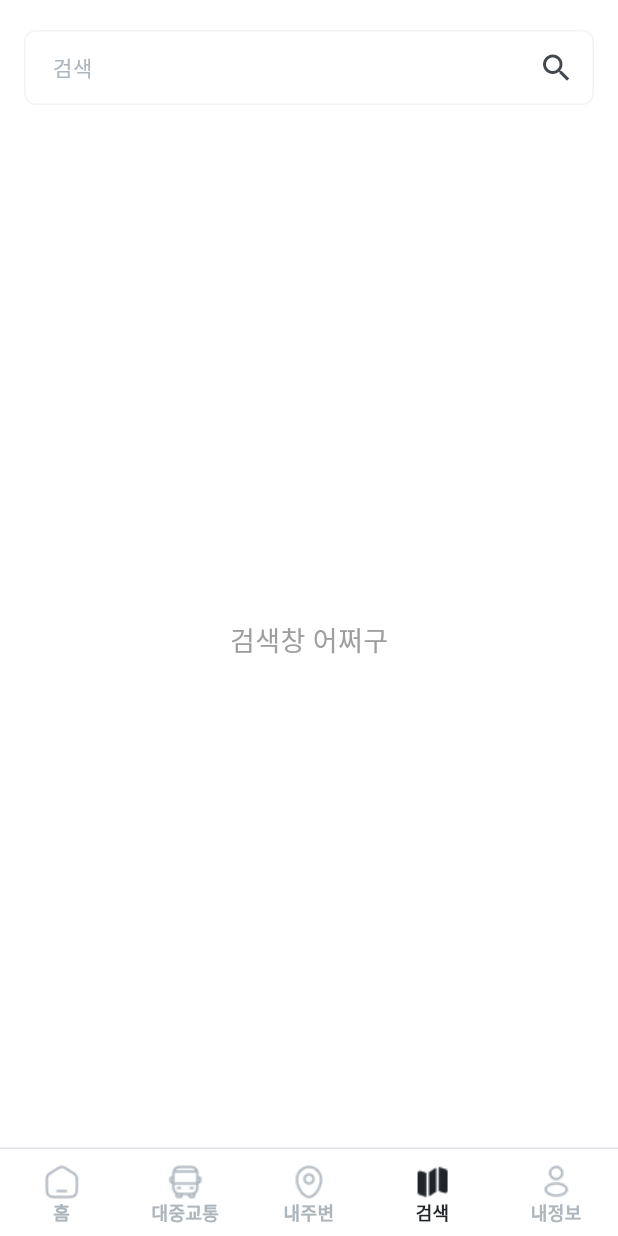
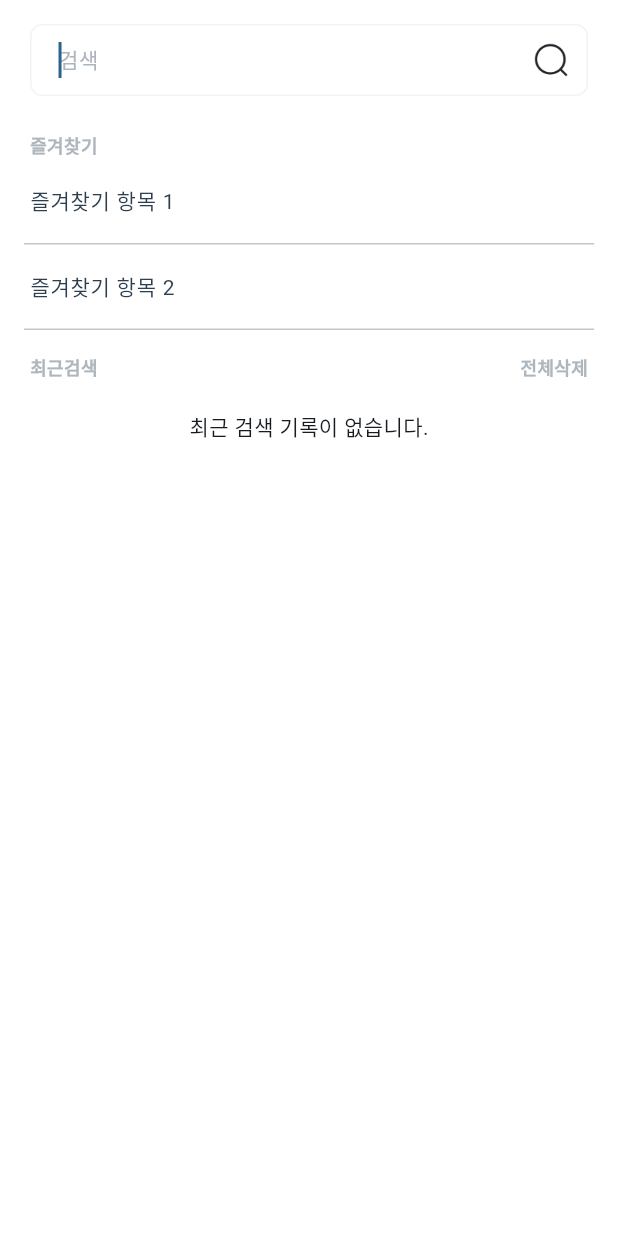
Before and after one commit to qwertyLEEJK/front, a Flutter app: the MainScaffold screen opened directly, item 2 of the bottom bar chosen, after a tap on "검색", on a phone screen of 412 x 824 dp. Run offline on Flutter 3.47's test engine with Material 3 defaults, Android fonts, the phone set to English and light mode, and no system bars; our stand-ins replace flutter_compass, get, google_fonts, sensors_plus, shared_preferences; accounts and stored records are empty; network calls fail; Roboto replaces fonts that are missing (Pretendard).

Commit message:
fit : 검색 페이지 관련 기능 추가

```diff
--- a/lib/screens/main_scaffold.dart
+++ b/lib/screens/main_scaffold.dart
@@ -17,11 +17,6 @@ class MainScaffold extends StatefulWidget {
 
 class _MainScaffoldState extends State<MainScaffold> {
   int _currentIndex = 0;
-  final TextEditingController _searchController = TextEditingController();
-
-  void _onSearch() {
-    print("검색어: ${_searchController.text}");
-  }
 
   void _onTap(int index) {
     setState(() {
@@ -29,7 +24,9 @@ class _MainScaffoldState extends State<MainScaffold> {
     });
   }
 
-  bool get _showSearchBar => _currentIndex != 4; // 내정보 탭만 검색창 제외
+  // ✨ 이 부분이 수정되었습니다.
+  // 검색 탭(인덱스 3)과 내정보 탭(인덱스 4)에서 검색창 숨기기
+  bool get _showSearchBar => _currentIndex != 3 && _currentIndex != 4;
 
   @override
   Widget build(BuildContext context) {
@@ -43,9 +40,14 @@ class _MainScaffoldState extends State<MainScaffold> {
         child: Column(
           children: [
             if (_showSearchBar)
-              CustomSearchBar(
-                controller: _searchController,
-                onSearch: _onSearch,
+              Padding(
+                padding: const EdgeInsets.only(
+                  top: 16.0,
+                  left: 20.0,
+                  right: 20.0,
+                ),
+                // CustomSearchBar를 파라미터 없이 호출합니다.
+                child: CustomSearchBar(),
               ),
             Expanded(
               child: IndexedStack(
@@ -54,7 +56,7 @@ class _MainScaffoldState extends State<MainScaffold> {
                   HomeScreen(),
                   TransportScreen(),
                   MapScreen(),
-                  SearchScreen(),
+                  SearchScreen(), // 자체 검색창을 가진 화면
                   ProfileScreen(),
                 ],
               ),
--- /dev/null
+++ b/lib/screens/search_screen.dart
@@ -0,0 +1,201 @@
+import 'package:flutter/material.dart';
+import 'package:midas_project/services/search_history_service.dart';
+import 'package:midas_project/theme/app_colors.dart';
+import 'package:midas_project/theme/app_theme.dart';
+import 'package:midas_project/widgets/custom_search_bar.dart'; // CustomSearchBar를 import 합니다.
+
+class SearchScreen extends StatefulWidget {
+  const SearchScreen({super.key});
+
+  @override
+  State<SearchScreen> createState() => _SearchScreenState();
+}
+
+class _SearchScreenState extends State<SearchScreen> {
+  final SearchHistoryService _searchHistoryService = SearchHistoryService();
+  final TextEditingController _textController = TextEditingController();
+  List<String> _searchHistory = [];
+
+  @override
+  void initState() {
+    super.initState();
+    _loadSearchHistory();
+  }
+
+  // --- 데이터 처리 로직 ---
+  Future<void> _loadSearchHistory() async {
+    final history = await _searchHistoryService.getSearchHistory();
+    if (mounted) {
+      setState(() {
+        _searchHistory = history;
+      });
+    }
+  }
+
+  Future<void> _handleSearch(String term) async {
+    if (term.trim().isEmpty) return;
+    await _searchHistoryService.addSearchTerm(term);
+    _loadSearchHistory();
+    // TODO: 실제 검색 결과 페이지로 이동하거나 검색 실행
+    print('Searching for: $term');
+  }
+
+  Future<void> _removeSearchTerm(String term) async {
+    await _searchHistoryService.removeSearchTerm(term);
+    _loadSearchHistory();
+  }
+
+  Future<void> _clearSearchHistory() async {
+    await _searchHistoryService.clearSearchHistory();
+    _loadSearchHistory();
+  }
+
+  @override
+  Widget build(BuildContext context) {
+    return Scaffold(
+      backgroundColor: Colors.white,
+      // 1. 기존 AppBar를 제거하고 body에서 UI를 구성합니다.
+      body: SafeArea(
+        child: Column(
+          children: [
+            // 2. 검색창 UI를 직접 구성합니다.
+            Padding(
+              padding: const EdgeInsets.only(top: 16.0, left: 20.0, right: 20.0, bottom: 8.0),
+              child: Container(
+                height: 48,
+                decoration: BoxDecoration(
+                  color: AppColors.grayscale.s30,
+                  border: Border.all(
+                    color: AppColors.grayscale.s100,
+                    width: 1,
+                  ),
+                  borderRadius: BorderRadius.circular(8),
+                ),
+                child: Row(
+                  children: [
+                    const SizedBox(width: 18),
+                    Expanded(
+                      child: TextField(
+                        controller: _textController,
+                        autofocus: true,
+                        decoration: InputDecoration(
+                          hintText: '검색',
+                          hintStyle: AppTextStyles.body2_1.copyWith(color: AppColors.grayscale.s500),
+                          border: InputBorder.none,
+                          isCollapsed: true,
+                        ),
+                        onSubmitted: (value) => _handleSearch(value),
+                      ),
+                    ),
+                    IconButton(
+                      icon: Image.asset(
+                        'lib/assets/images/magnifer.png',
+                        width: 24,
+                        height: 24,
+                      ),
+                      onPressed: () => _handleSearch(_textController.text),
+                    ),
+                  ],
+                ),
+              ),
+            ),
+            // 3. 스크롤 가능한 영역을 Expanded로 감싸 남은 공간을 모두 차지하게 합니다.
+            Expanded(
+              child: ListView(
+                children: [
+                  _buildSectionHeader('즐겨찾기'),
+                  // TODO: 실제 즐겨찾기 목록 데이터로 교체
+                  _buildListItem('즐겨찾기 항목 1'),
+                  _buildListItem('즐겨찾기 항목 2'),
+
+                  // 4. 최근 검색 섹션 헤더 (전체삭제 버튼 포함)
+                  _buildSectionHeader('최근검색', onClearAll: _clearSearchHistory),
+                  // 5. 검색 기록이 없을 때와 있을 때를 구분하여 표시
+                  _searchHistory.isEmpty
+                      ? const Padding(
+                    padding: EdgeInsets.symmetric(vertical: 20.0),
+                    child: Center(child: Text('최근 검색 기록이 없습니다.')),
+                  )
+                      : ListView.separated(
+                    physics: const NeverScrollableScrollPhysics(), // 중첩 스크롤 방지
+                    shrinkWrap: true, // 컨텐츠 높이만큼만 차지
+                    itemCount: _searchHistory.length,
+                    itemBuilder: (context, index) {
+                      final term = _searchHistory[index];
+                      return _buildHistoryItem(term);
+                    },
+                    separatorBuilder: (context, index) => const Divider(
+                      height: 1,
+                      indent: 16,
+                      endIndent: 16,
+                    ),
+                  ),
+                ],
+              ),
+            ),
+          ],
+        ),
+      ),
+    );
+  }
+
+  // --- UI 빌드 헬퍼 위젯 ---
+
+  // 섹션 헤더 (ex: 즐겨찾기, 최근검색)
+  Widget _buildSectionHeader(String title, {VoidCallback? onClearAll}) {
+    return Padding(
+      padding: const EdgeInsets.fromLTRB(20, 24, 20, 8),
+      child: Row(
+        mainAxisAlignment: MainAxisAlignment.spaceBetween,
+        children: [
+          Text(
+            title,
+            style: AppTextStyles.caption1_2.copyWith(color: AppColors.grayscale.s500),
+          ),
+          if (onClearAll != null)
+            GestureDetector(
+              onTap: onClearAll,
+              child: Text(
+                '전체삭제',
+                style: AppTextStyles.caption1_2.copyWith(color: AppColors.grayscale.s500),
+              ),
+            ),
+        ],
+      ),
+    );
+  }
+
+  // 최근 검색 기록 아이템
+  Widget _buildHistoryItem(String term) {
+    return ListTile(
+      contentPadding: const EdgeInsets.symmetric(horizontal: 20),
+      title: Text(term, style: AppTextStyles.body2_1),
+      onTap: () {
+        _textController.text = term;
+        // 커서를 텍스트 뒤로 이동
+        _textController.selection = TextSelection.fromPosition(TextPosition(offset: _textController.text.length));
+        _handleSearch(term);
+      },
+      trailing: IconButton(
+        icon: Icon(Icons.close, color: AppColors.grayscale.s300, size: 20),
+        onPressed: () => _removeSearchTerm(term),
+      ),
+    );
+  }
+
+  // 즐겨찾기 등 일반 리스트 아이템 (삭제 버튼 없음)
+  Widget _buildListItem(String title) {
+    return Column(
+      children: [
+        ListTile(
+          contentPadding: const EdgeInsets.symmetric(horizontal: 20),
+          title: Text(title, style: AppTextStyles.body2_1),
+          onTap: () {
+            // TODO: 즐겨찾기 항목 클릭 시 동작
+          },
+        ),
+        const Divider(height: 1, indent: 16, endIndent: 16),
+      ],
+    );
+  }
+}
--- /dev/null
+++ b/lib/services/search_history_service.dart
@@ -0,0 +1,41 @@
+import 'package:shared_preferences/shared_preferences.dart';
+
+class SearchHistoryService {
+  static const _historyKey = 'search_history';
+  static const _maxHistorySize = 10;
+
+  Future<List<String>> getSearchHistory() async {
+    final prefs = await SharedPreferences.getInstance();
+    return prefs.getStringList(_historyKey) ?? [];
+  }
+
+  Future<void> addSearchTerm(String term) async {
+    final prefs = await SharedPreferences.getInstance();
+    List<String> history = await getSearchHistory();
+
+    // Remove duplicates
+    history.removeWhere((item) => item.toLowerCase() == term.toLowerCase());
+
+    // Add to the beginning
+    history.insert(0, term);
+
+    // Trim the list if it's too long
+    if (history.length > _maxHistorySize) {
+      history = history.sublist(0, _maxHistorySize);
+    }
+
+    await prefs.setStringList(_historyKey, history);
+  }
+
+  Future<void> clearSearchHistory() async {
+    final prefs = await SharedPreferences.getInstance();
+    await prefs.remove(_historyKey);
+  }
+
+  Future<void> removeSearchTerm(String term) async {
+    final prefs = await SharedPreferences.getInstance();
+    List<String> history = await getSearchHistory();
+    history.removeWhere((item) => item.toLowerCase() == term.toLowerCase());
+    await prefs.setStringList(_historyKey, history);
+  }
+}
--- a/lib/theme/app_colors.dart
+++ b/lib/theme/app_colors.dart
@@ -14,10 +14,7 @@ class AppColors {
   static const secondary = _Secondary();
 
   // 기타 색상들
-  // 이건 일단은 넣어 놨는데, 혹시나 해당 이름으로 색상 설정해 둔 게 있다면 피그마 보고 해당 색상으로 다 수정해 둘 것
-  static const Color backgroundColor = Color(0xFFFFFFFF);
-  static const Color textColor = Color(0xFF2c3e50);
-  static const Color errorColor = Color(0xFFe74c3c);
+
 }
 
 // Grayscale 색상들을 정의하는 private 클래스
--- a/lib/widgets/custom_search_bar.dart
+++ b/lib/widgets/custom_search_bar.dart
@@ -1,23 +1,25 @@
 import 'package:flutter/material.dart';
+import 'package:midas_project/screens/search_screen.dart';
 import 'package:midas_project/theme/app_colors.dart';
 import 'package:midas_project/theme/app_theme.dart';
 
 class CustomSearchBar extends StatelessWidget {
-  final TextEditingController? controller;
-  final VoidCallback? onSearch;
-
   const CustomSearchBar({
     super.key,
-    this.controller,
-    this.onSearch,
   });
 
   @override
   Widget build(BuildContext context) {
-    return Padding(
-      padding: const EdgeInsets.symmetric(horizontal: 16.0, vertical: 20.0),
+    return GestureDetector(
+      onTap: () {
+        Navigator.push(
+          context,
+          MaterialPageRoute(builder: (context) => const SearchScreen()),
+        );
+      },
       child: Container(
-        height: 50,
+        height: 48,
+        padding: const EdgeInsets.symmetric(horizontal: 18),
         decoration: BoxDecoration(
           color: AppColors.grayscale.s30,
           border: Border.all(
@@ -27,23 +29,16 @@ class CustomSearchBar extends StatelessWidget {
           borderRadius: BorderRadius.circular(8),
         ),
         child: Row(
+          mainAxisAlignment: MainAxisAlignment.spaceBetween,
           children: [
-            const SizedBox(width: 18),
-            Expanded(
-              child: TextField(
-                controller: controller,
-                decoration: InputDecoration(
-                  hintText: '검색',
-                  hintStyle: AppTextStyles.body2_1.copyWith(color: AppColors.grayscale.s500),
-                  border: InputBorder.none,
-                  isCollapsed: true,
-                ),
-                onSubmitted: (_) => onSearch?.call(),
-              ),
+            Text(
+              '검색',
+              style: AppTextStyles.body2_1.copyWith(color: AppColors.grayscale.s500),
             ),
-            IconButton(
-              icon: const Icon(Icons.search),
-              onPressed: onSearch,
+            Image.asset(
+              'lib/assets/images/magnifer.png', // 이미지 파일 경로
+              width: 24,
+              height: 24,
             ),
           ],
         ),
--- a/pubspec.yaml
+++ b/pubspec.yaml
@@ -34,6 +34,7 @@ dependencies:
   flutter_compass: ^0.8.1
   flutter_inappwebview: ^6.1.5
   http: ^1.4.0
+  shared_preferences: ^2.2.3
 
 dev_dependencies:
   flutter_test:
```
Also changed, not shown: lib/assets/images/magnifer.png (added), pubspec.lock, 1 other file.
